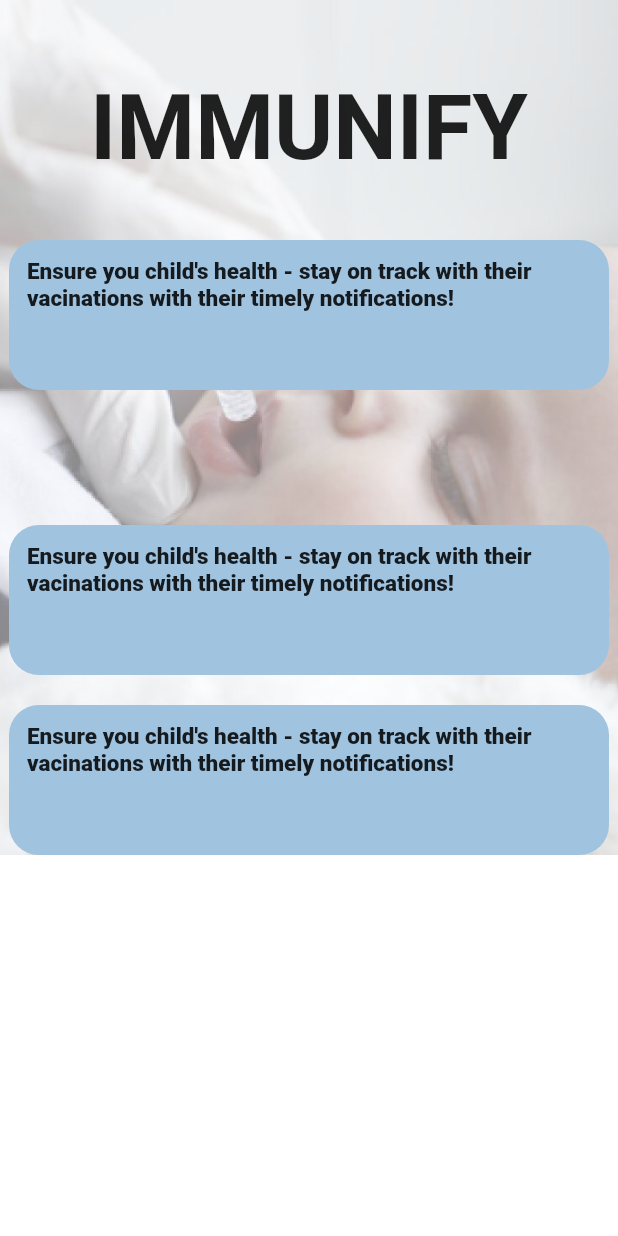
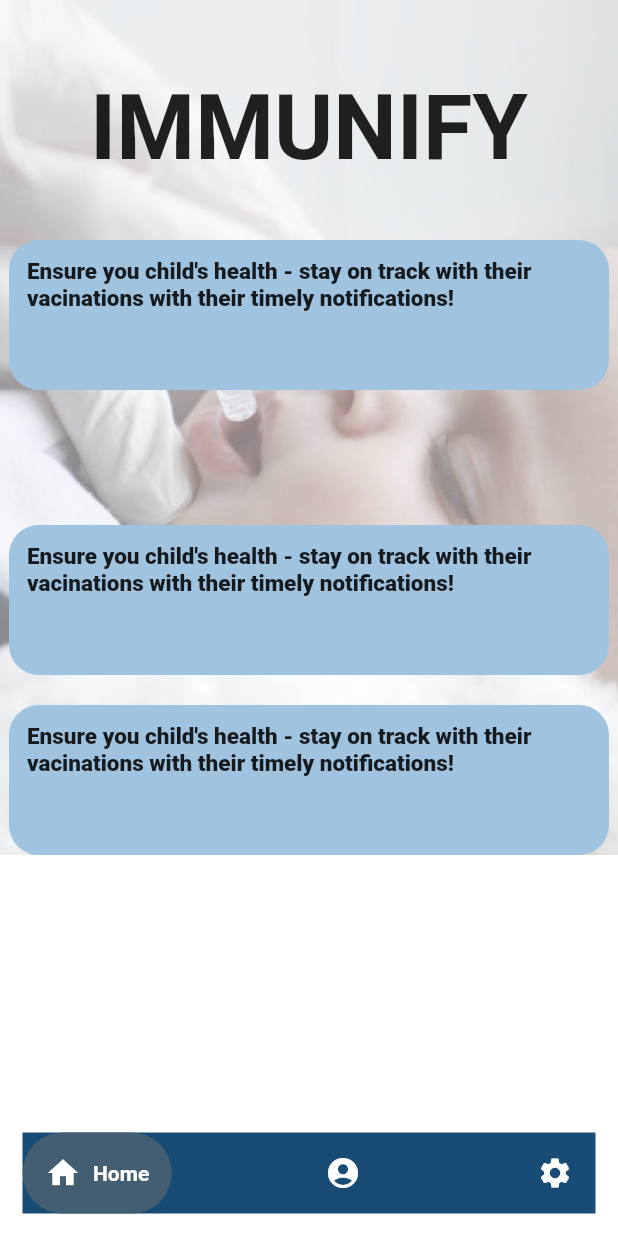
Before and after one commit to mansi05041/Child_Vaccination_Management_System, a Flutter app: the MyHomePage screen opened directly, on a phone screen of 412 x 824 dp. Run offline on Flutter 3.47's test engine with Material 2 defaults, Android fonts, the phone set to English and light mode, and no system bars; drawn by our look-alikes of google_nav_bar; our stand-ins replace cloud_firestore, firebase_auth, firebase_core, google_fonts, google_sign_in, shared_preferences; accounts and stored records are empty.

Commit message:
Bottom Navigation Bar

```diff
--- a/lib/main.dart
+++ b/lib/main.dart
@@ -53,12 +53,18 @@ class _MyAppState extends State<MyApp> {
   @override
   Widget build(BuildContext context) {
     return MaterialApp(
+      // theme: ThemeData(
+      //   primaryColor: Color.fromARGB(255, 160, 195, 224),
+      //   scaffoldBackgroundColor: Colors.white,
+      // ),
+      // debugShowCheckedModeBanner: false,
+      // home: _isSignedIn ? const MyHomePage() : const LoginPage(),
       theme: ThemeData(
         primaryColor: Color.fromARGB(255, 160, 195, 224),
         scaffoldBackgroundColor: Colors.white,
       ),
       debugShowCheckedModeBanner: false,
-      home: _isSignedIn ? const MyHomePage() : const LoginPage(),
+      home: MyHomePage(),
     );
   }
 }
--- a/lib/screen/MyHomePage.dart
+++ b/lib/screen/MyHomePage.dart
@@ -1,4 +1,6 @@
 import 'package:flutter/material.dart';
+import 'package:flutter/rendering.dart';
+import 'package:google_nav_bar/google_nav_bar.dart';
 
 class MyHomePage extends StatefulWidget {
   const MyHomePage({super.key});
@@ -11,6 +13,31 @@ class _MyHomePageState extends State<MyHomePage> {
   @override
   Widget build(BuildContext context) {
     return Scaffold(
+      bottomNavigationBar: Padding(
+        padding: const EdgeInsets.symmetric(horizontal: 15.0, vertical: 15.0),
+        child: GNav(
+          backgroundColor: Color.fromARGB(255, 25, 76, 117),
+          color: Colors.white,
+          activeColor: Colors.white,
+          tabBackgroundColor: Color.fromARGB(255, 67, 93, 115),
+          gap: 8,
+          padding: EdgeInsets.all(15),
+          tabs: const [
+            GButton(
+              icon: Icons.home,
+              text: 'Home',
+            ),
+            GButton(
+              icon: Icons.account_circle_rounded,
+              text: 'Profile',
+            ),
+            GButton(
+              icon: Icons.settings,
+              text: 'Settings',
+            ),
+          ],
+        ),
+      ),
       body: SingleChildScrollView(
         child: Container(
             decoration: BoxDecoration(
--- a/pubspec.yaml
+++ b/pubspec.yaml
@@ -42,6 +42,7 @@ dependencies:
   google_fonts: ^4.0.3
   cloud_firestore: ^4.4.5
   google_sign_in: ^6.0.2
+  google_nav_bar: ^5.0.6
 
 dev_dependencies:
   flutter_test:
```
Also changed, not shown: pubspec.lock.
